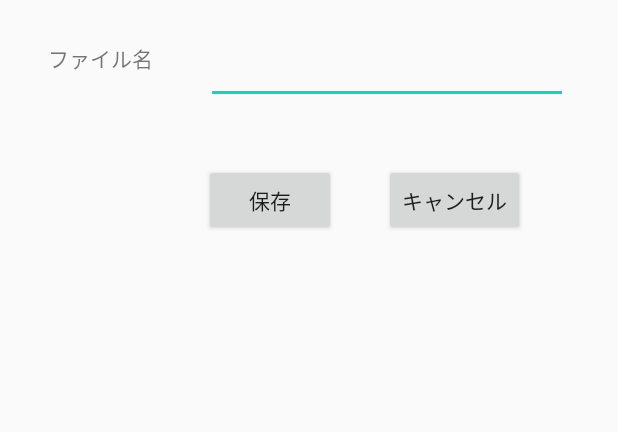
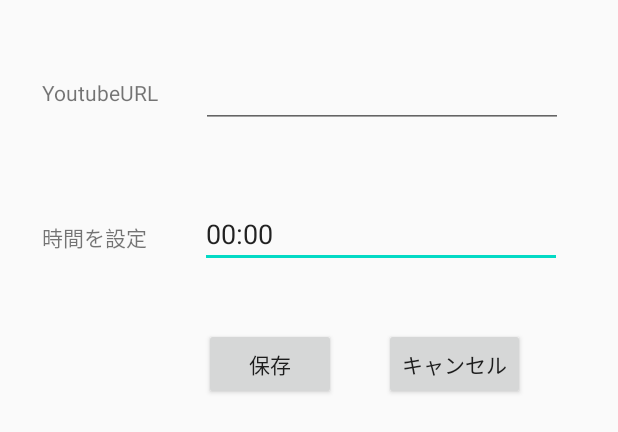
Before and after one commit to null-miraiLABO/MovieAlarm, an Android app: the layout dialog_save.xml on its own in the app's theme, with its tools: preview values and no code run, on a phone screen of 412 x 824 dp. Shown: the top 432 px of the screen. Run offline under Robolectric (Android 15) with nearby library versions, the phone set to English and light mode, and no system bars.

Commit message:
12th commit

```diff
--- a/app/src/main/java/com/example/moviealarm/Alarm.java
+++ b/app/src/main/java/com/example/moviealarm/Alarm.java
@@ -31,6 +31,7 @@ public class Alarm extends AppCompatActivity {
 
     protected void onStart(){
         super.onStart();
+        /*
         listView = (ListView) findViewById(R.id.list_alarm);
         listView.setOnItemClickListener(new AdapterView.OnItemClickListener() {
             @Override
@@ -42,6 +43,8 @@ public class Alarm extends AppCompatActivity {
             }
         });
         lodeList();
+
+         */
     }
 
     public void clickTimer2(View view) {
--- a/app/src/main/java/com/example/moviealarm/MainActivity.java
+++ b/app/src/main/java/com/example/moviealarm/MainActivity.java
@@ -38,7 +38,6 @@ public class MainActivity extends AppCompatActivity {
         startActivity(intent);
     }
 
-    /*
     private class MakeTimeLintener implements View.OnClickListener{
         @Override
         public void onClick(View view) {
@@ -47,5 +46,4 @@ public class MainActivity extends AppCompatActivity {
         }
     }
 
-     */
 }
--- a/app/src/main/res/layout/activity_alarm.xml
+++ b/app/src/main/res/layout/activity_alarm.xml
@@ -11,8 +11,7 @@
         android:id="@+id/list_alarm"
         android:background="#CCCCCC"
         android:layout_width="wrap_content"
-        android:layout_height="wrap_content">
-    </ListView>
+        android:layout_height="wrap_content"/>
 
     <Button
         android:id="@+id/timer"
--- a/app/src/main/res/layout/dialog_save.xml
+++ b/app/src/main/res/layout/dialog_save.xml
@@ -10,11 +10,11 @@
         android:id="@+id/textView"
         android:layout_width="89dp"
         android:layout_height="30dp"
-        android:layout_marginStart="32dp"
-        android:layout_marginTop="28dp"
-        android:text="ファイル名"
+        android:layout_marginStart="28dp"
+        android:layout_marginTop="76dp"
+        android:text="時間を設定"
         app:layout_constraintStart_toStartOf="parent"
-        app:layout_constraintTop_toTopOf="parent" />
+        app:layout_constraintTop_toBottomOf="@+id/textView2" />
 
     <Button
         android:id="@+id/button"
@@ -41,10 +41,32 @@
         android:layout_width="241dp"
         android:layout_height="41dp"
         android:layout_marginStart="16dp"
-        android:layout_marginTop="28dp"
+        android:layout_marginTop="52dp"
         android:ems="10"
         android:inputType="textPersonName"
+        android:text="00:00"
         app:layout_constraintStart_toEndOf="@+id/textView"
+        app:layout_constraintTop_toBottomOf="@+id/editText3" />
+
+    <EditText
+        android:id="@+id/editText3"
+        android:layout_width="241dp"
+        android:layout_height="41dp"
+        android:layout_marginStart="28dp"
+        android:layout_marginTop="44dp"
+        android:ems="10"
+        android:inputType="textPersonName"
+        app:layout_constraintStart_toEndOf="@+id/textView2"
+        app:layout_constraintTop_toTopOf="parent" />
+
+    <TextView
+        android:id="@+id/textView2"
+        android:layout_width="wrap_content"
+        android:layout_height="wrap_content"
+        android:layout_marginStart="28dp"
+        android:layout_marginTop="52dp"
+        android:text="YoutubeURL"
+        app:layout_constraintStart_toStartOf="parent"
         app:layout_constraintTop_toTopOf="parent" />
 
 </androidx.constraintlayout.widget.ConstraintLayout>
```
Also changed, not shown: app/src/main/java/com/example/moviealarm/MakeTimeDialogFragment.java (+17 -7 lines), app/src/main/res/values/strings.xml (+6 -6 lines).
